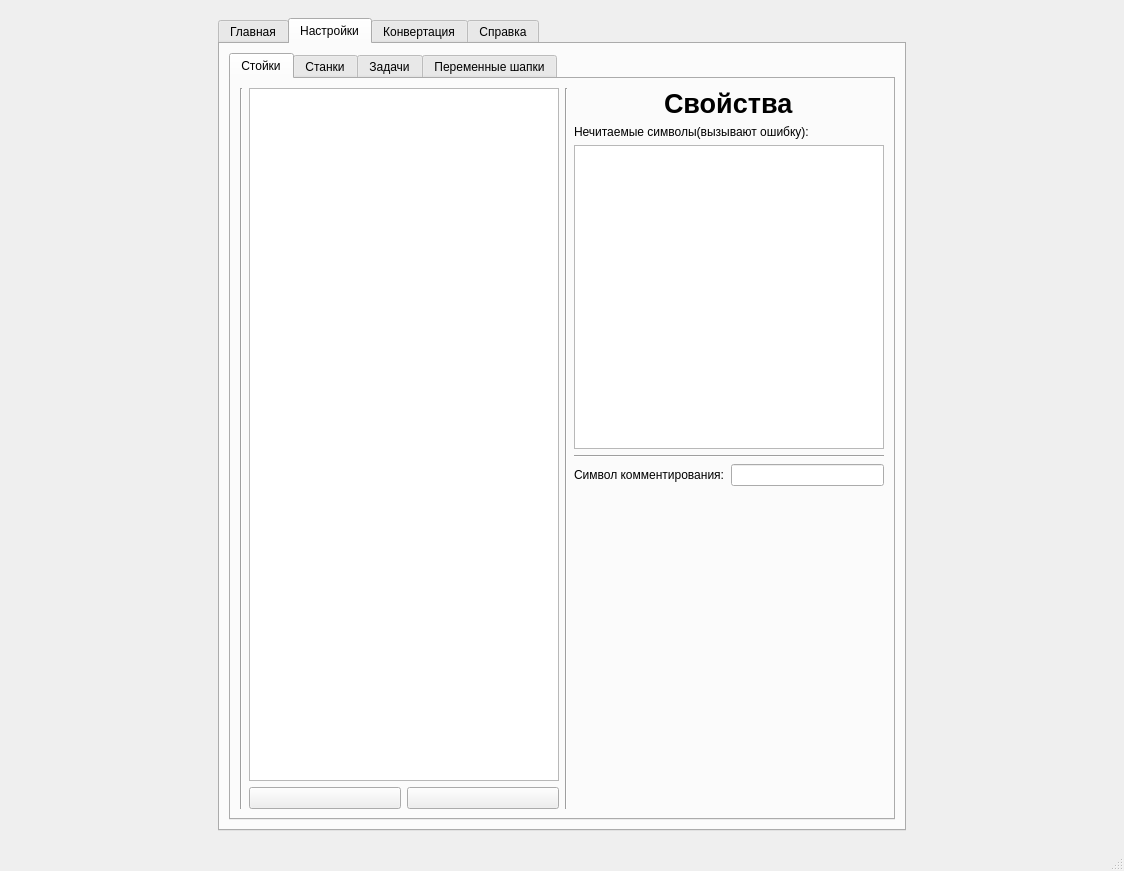
Qt form docs/pyside2-designer/ui.ui (filthps/CNC-File-Parser) before a commit.
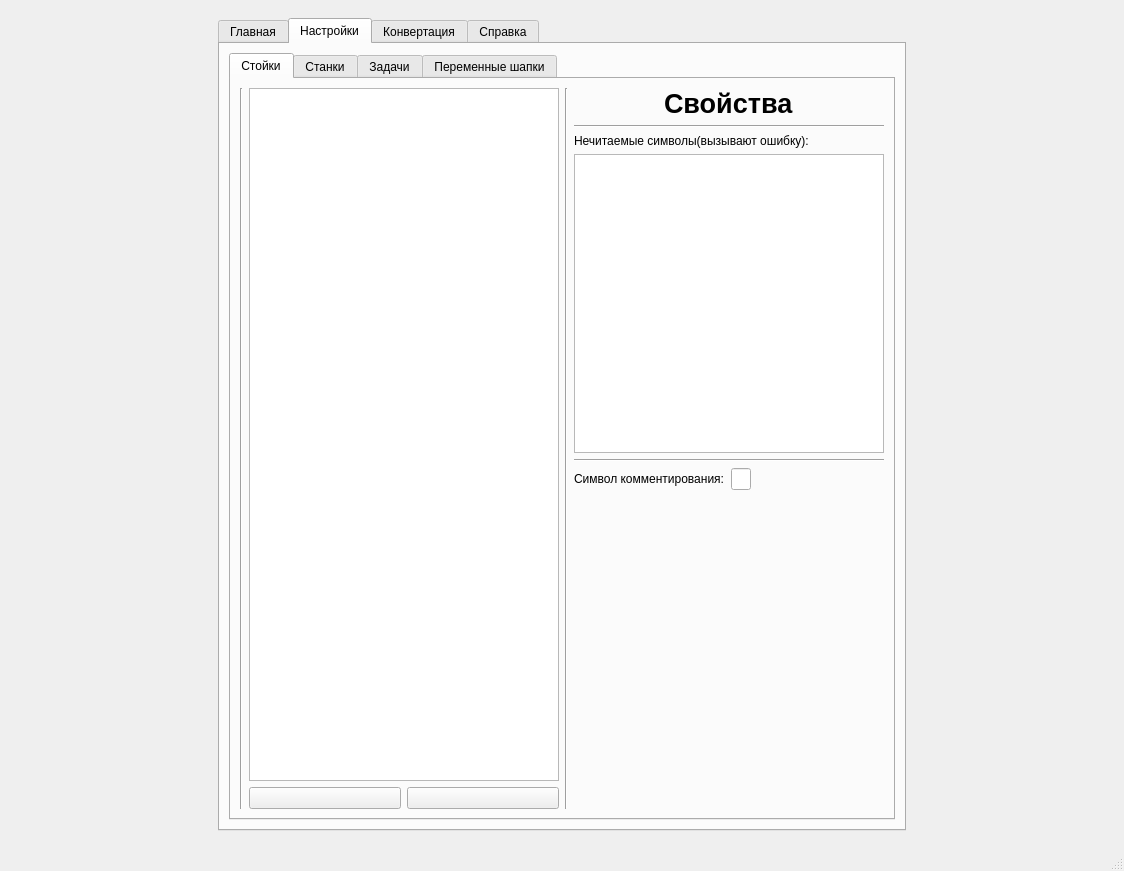
The same form after that commit. The open tabs and pages were chosen to show the change. Icons and pictures are not drawn.

Commit message: Правки интерфейса

Patch:
```diff
--- a/docs/pyside2-designer/ui.ui
+++ b/docs/pyside2-designer/ui.ui
@@ -231,7 +231,7 @@
                <attribute name="title">
                 <string>Стойки</string>
                </attribute>
-               <layout class="QHBoxLayout" name="horizontalLayout_44">
+               <layout class="QHBoxLayout" name="horizontalLayout_53">
                 <item>
                  <widget class="Line" name="line">
                   <property name="orientation">
@@ -317,6 +317,13 @@
                     </item>
                    </layout>
                   </item>
+                  <item>
+                   <widget class="Line" name="line_5">
+                    <property name="orientation">
+                     <enum>Qt::Horizontal</enum>
+                    </property>
+                   </widget>
+                  </item>
                   <item>
                    <layout class="QVBoxLayout" name="verticalLayout_45">
                     <item>
@@ -339,7 +346,7 @@
                    </widget>
                   </item>
                   <item>
-                   <layout class="QHBoxLayout" name="horizontalLayout_53">
+                   <layout class="QHBoxLayout" name="horizontalLayout_44">
                     <item>
                      <widget class="QLabel" name="label_37">
                       <property name="text">
@@ -348,7 +355,27 @@
                      </widget>
                     </item>
                     <item>
-                     <widget class="QLineEdit" name="lineEdit_22"/>
+                     <widget class="QLineEdit" name="lineEdit_22">
+                      <property name="maximumSize">
+                       <size>
+                        <width>20</width>
+                        <height>16777215</height>
+                       </size>
+                      </property>
+                     </widget>
+                    </item>
+                    <item>
+                     <spacer name="horizontalSpacer_20">
+                      <property name="orientation">
+                       <enum>Qt::Horizontal</enum>
+                      </property>
+                      <property name="sizeHint" stdset="0">
+                       <size>
+                        <width>40</width>
+                        <height>20</height>
+                       </size>
+                      </property>
+                     </spacer>
                     </item>
                    </layout>
                   </item>
```
Left out of the diff: 6 changed lines with no effect on the pictures.
